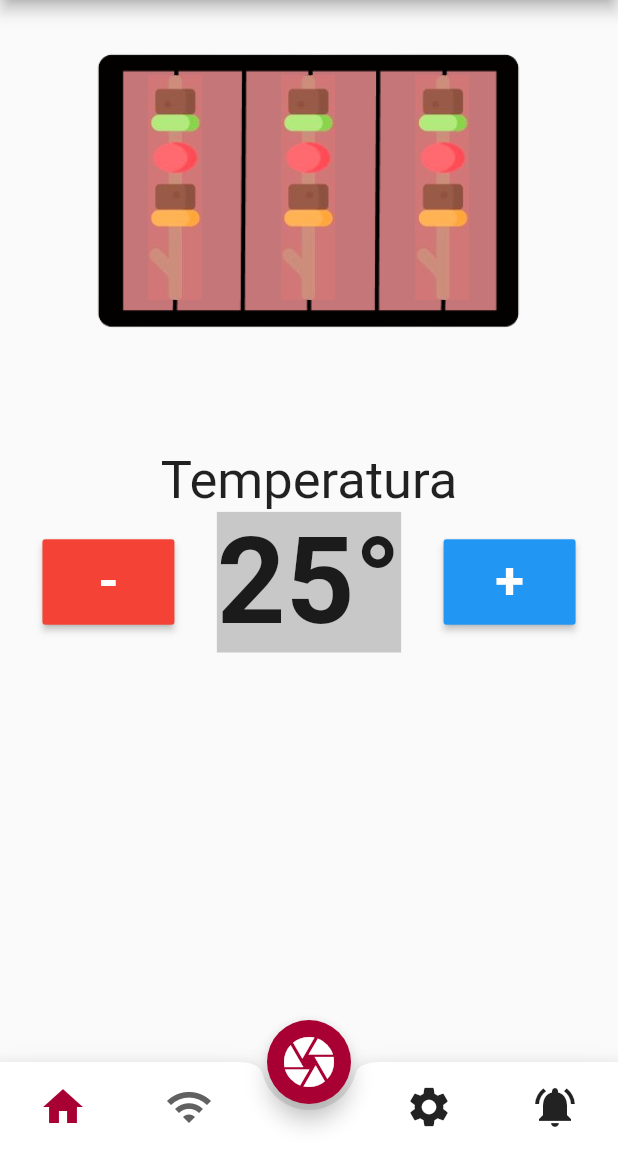
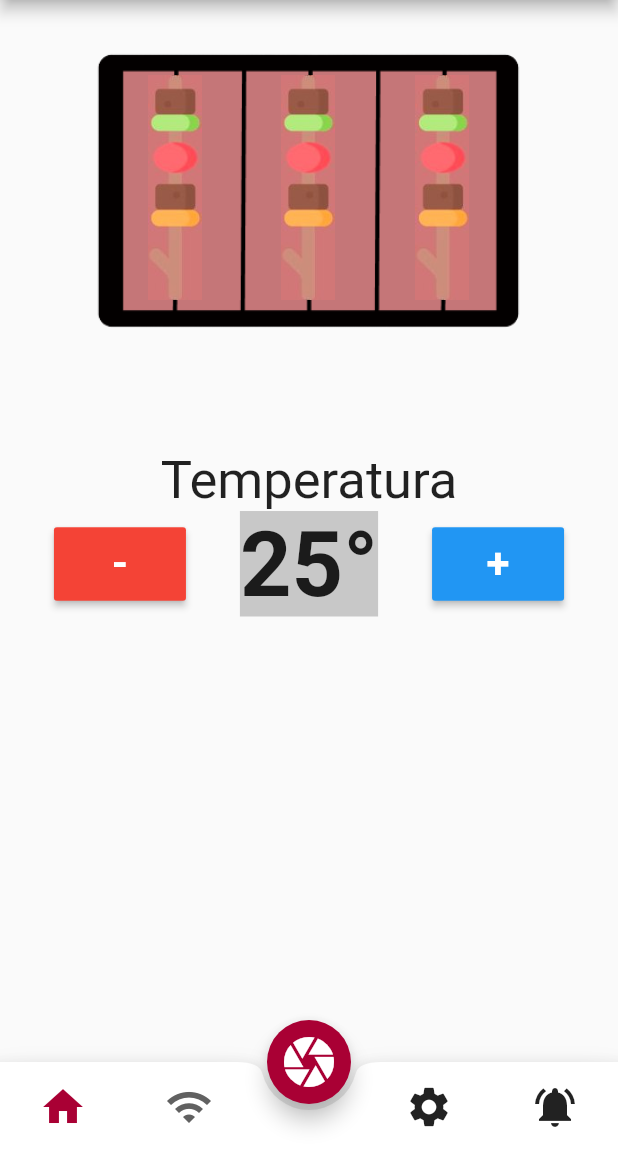
Before and after one commit to SmartMeat-UnB/smartmeat, a Flutter app: the InformationRasp screen opened by its route, on a phone screen of 412 x 824 dp, the part 84-1236 px from its top. Run offline on Flutter 3.47's test engine with Material 2 defaults, Android fonts, the phone set to English and light mode, and no system bars; our stand-ins replace auto_size_text, image_cropper, image_picker, shared_preferences; missing offline and left inert: adhara_socket_io, system_setting; accounts and stored records are empty.

Commit message:
Remove file home_tab and fix temperature size

```diff
--- a/lib/screens/informationsRasp.dart
+++ b/lib/screens/informationsRasp.dart
@@ -198,7 +198,7 @@ class _InformationRaspState extends State<InformationRasp> {
                                     "-",
                                     style: TextStyle(
                                               fontWeight: FontWeight.bold,
-                                              fontSize: 35.0,
+                                              fontSize: 28.0,
                                               fontFamily: 'Roboto',
                                           ),
                                   ),
@@ -207,7 +207,7 @@ class _InformationRaspState extends State<InformationRasp> {
                       '$_temperature°',
                       style: TextStyle(
                         fontWeight: FontWeight.bold,
-                        fontSize: 80.0,
+                        fontSize: 60.0,
                         fontFamily: 'Roboto',
                         color: Colors.black87,
                         backgroundColor: Colors.black.withOpacity(0.2),
@@ -222,7 +222,7 @@ class _InformationRaspState extends State<InformationRasp> {
                                   "+",
                                   style: TextStyle(
                                           fontWeight: FontWeight.bold,
-                                          fontSize: 35.0,
+                                          fontSize: 28.0,
                                           fontFamily: 'Roboto',
                                         ),
                               ),
--- a/lib/screens/introState.dart
+++ b/lib/screens/introState.dart
@@ -1,7 +1,7 @@
 import 'dart:async';
+import 'package:SmartMeat/screens/informationsRasp.dart';
 import 'package:flutter/material.dart';
 import 'package:shared_preferences/shared_preferences.dart';
-import 'package:SmartMeat/tabs/home_tab.dart';
 import 'intro.dart';
 
 class Splash extends StatefulWidget {
@@ -15,7 +15,7 @@ class SplashState extends State<Splash> {
     bool _seen = (prefs.getBool('seen') ?? false);
     if (_seen) {
       Navigator.of(context)
-          .pushReplacement(MaterialPageRoute(builder: (context) => HomeTab()));
+          .pushReplacement(MaterialPageRoute(builder: (context) => InformationRasp()));
     } else {
       Navigator.of(context).pushReplacement(
           MaterialPageRoute(builder: (context) => WelcomePage()));
--- a/lib/widgets/buttons.dart
+++ b/lib/widgets/buttons.dart
@@ -1,6 +1,7 @@
+import 'package:SmartMeat/screens/informationsRasp.dart';
 import 'package:flutter/material.dart';
 import 'package:shared_preferences/shared_preferences.dart';
-import 'package:SmartMeat/tabs/home_tab.dart';
+
 
 class  Botao extends StatelessWidget {
   const Botao(this.nomeBotao, this.userName);
@@ -16,7 +17,7 @@ class  Botao extends StatelessWidget {
     print(this.userName);
     Navigator.push(context, new MaterialPageRoute(
               builder: (context) =>
-                 new HomeTab())
+                 new InformationRasp())
               );
 }
     return Center(
```
Also changed, not shown: lib/tabs/home_tab.dart (deleted, +0 -33 lines).
